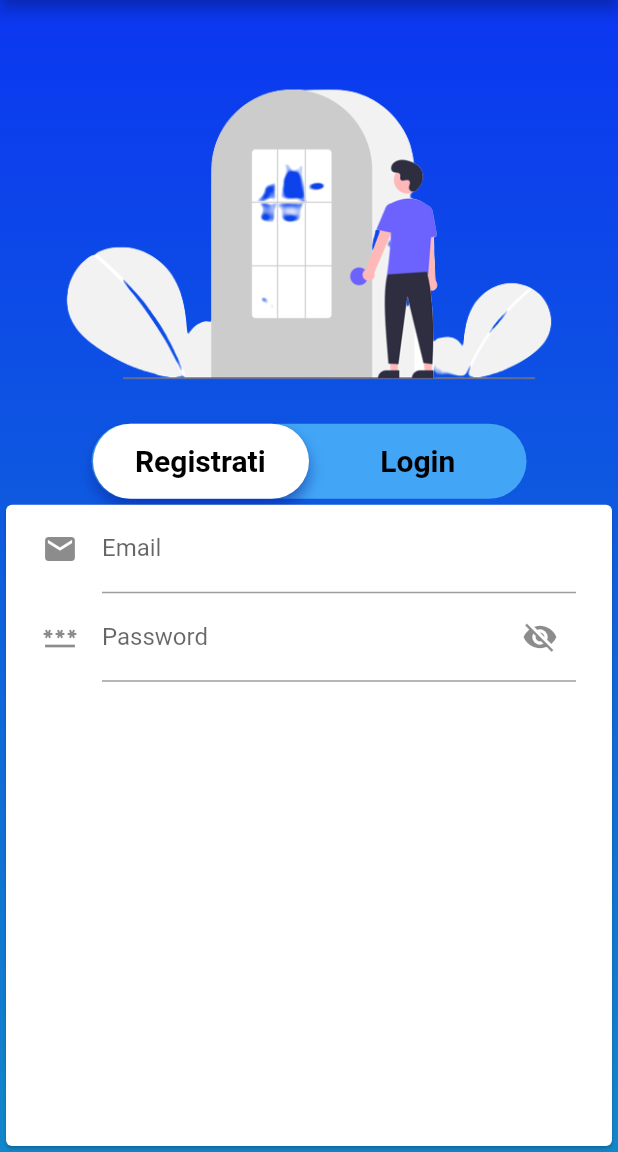
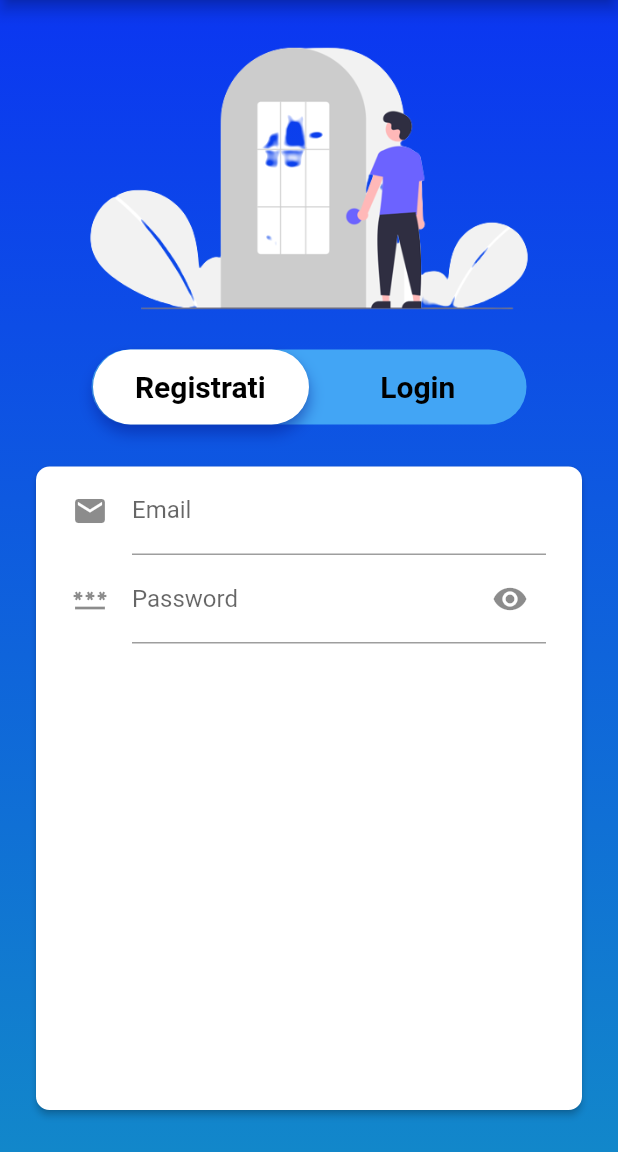
Before and after one commit to giacomo9801/flutter_firstapp, a Flutter app: the screen it shows after launch, after a tap on "Inizia", on a phone screen of 412 x 824 dp, the part 84-1236 px from its top. Run offline on Flutter 3.47's test engine with Material 2 defaults, Android fonts, the phone set to English and light mode, and no system bars.

Commit message:
fix form

```diff
--- a/lib/custompaint/bubble_indicator.dart
+++ b/lib/custompaint/bubble_indicator.dart
@@ -1,4 +1,5 @@
 import 'dart:math';
+// ignore: unnecessary_import
 import 'dart:ui';
 
 import 'package:flutter/material.dart';
--- a/lib/pages/login_page.dart
+++ b/lib/pages/login_page.dart
@@ -31,7 +31,7 @@ class _LoginPageState extends State<LoginPage> {
         title: const Text('Pagina di Login'),
       ),
       body: Container(
-        padding: const EdgeInsets.only(top: 30),
+        padding: const EdgeInsets.only(top: 5),
         decoration: const BoxDecoration(
           gradient: LinearGradient(
             begin: Alignment.topCenter,
@@ -39,12 +39,16 @@ class _LoginPageState extends State<LoginPage> {
             colors: [CustomTheme.gradientStart, CustomTheme.gradientEnd],
           ),
         ),
+        child: Padding(
+          padding: const EdgeInsets.only(right: 20, left: 20),
           child: Column(
             children: <Widget>[
               _imgLogin(), //immagine login
               _rowbtnlogin(),
+
               _pageView(),
             ],
+          ),
         ),
       ),
     );
--- a/lib/pages/widgets/SignIn.dart
+++ b/lib/pages/widgets/SignIn.dart
@@ -1,3 +1,4 @@
+// ignore: file_names
 import 'package:flutter/material.dart';
 
 class SignIn extends StatefulWidget {
@@ -9,29 +10,39 @@ class SignIn extends StatefulWidget {
 
 class _SignInState extends State<SignIn> {
   bool _isObscure = true; //controlla se visualizzare o meno la password
+
+  final _focusNodeEmail = FocusNode();
+  final _focusNodePassword = FocusNode();
+
   @override
-  Widget build(BuildContext context) => Card(
-          child: SizedBox(
-        width: 300.0,
-        child: Column(children: [_emailField(), _passwordField()]),
-      ));
+  Widget build(BuildContext context) => Padding(
+        padding: const EdgeInsets.only(top: 24, bottom: 24),
+        child: Card(
+            elevation: 2.0,
+            color: Colors.white,
+            shape: RoundedRectangleBorder(
+              borderRadius: BorderRadius.circular(9.0),
+            ),
+            child: SizedBox(
+              width: 300.0,
+              child: Column(children: [_emailField(), _passwordField()]),
+            )),
+      );
 
   Widget _emailField() => Padding(
         padding: const EdgeInsets.symmetric(horizontal: 24.0),
         child: TextFormField(
+          focusNode: _focusNodeEmail,
           decoration: const InputDecoration(
             labelText: 'Email',
             hintText: 'Inserisci la tua email',
             hintStyle: TextStyle(color: Colors.grey, fontSize: 12.0),
             icon: Icon(Icons.email),
           ),
+          onFieldSubmitted: (_) {
+            _focusNodePassword.requestFocus();
+          },
           keyboardType: TextInputType.emailAddress,
-          validator: (String? value) {
-            if (value == null || value.isEmpty) {
-              return 'Inserisci la tua email';
-            }
-            return null;
-          },
         ),
       );
 
@@ -39,6 +50,7 @@ class _SignInState extends State<SignIn> {
         padding: const EdgeInsets.symmetric(horizontal: 24.0),
         child: TextFormField(
           obscureText: _isObscure,
+          focusNode: _focusNodePassword,
           decoration: InputDecoration(
             labelText: 'Password',
             hintText: 'Inserisci la tua password',
@@ -51,8 +63,8 @@ class _SignInState extends State<SignIn> {
                   });
                 },
                 child: _isObscure
-                    ? const Icon(Icons.visibility_off)
-                    : const Icon(Icons.visibility)),
+                    ? const Icon(Icons.visibility)
+                    : const Icon(Icons.visibility_off)),
           ),
           keyboardType: TextInputType.visiblePassword,
           validator: (String? value) {
@@ -61,6 +73,9 @@ class _SignInState extends State<SignIn> {
             }
             return null;
           },
+          onFieldSubmitted: (_) {},
+          textInputAction: TextInputAction
+              .go, //con il go diciamo che abbiamo completato l'inserimento della password
         ),
       );
 }
--- a/lib/pages/widgets/SignUp.dart
+++ b/lib/pages/widgets/SignUp.dart
@@ -1,3 +1,4 @@
+// ignore: file_names
 import 'package:flutter/material.dart';
 
 class SignUp extends StatefulWidget {
```
Also changed, not shown: 1 other file. Lines whose indentation alone changed are shown as unchanged.
